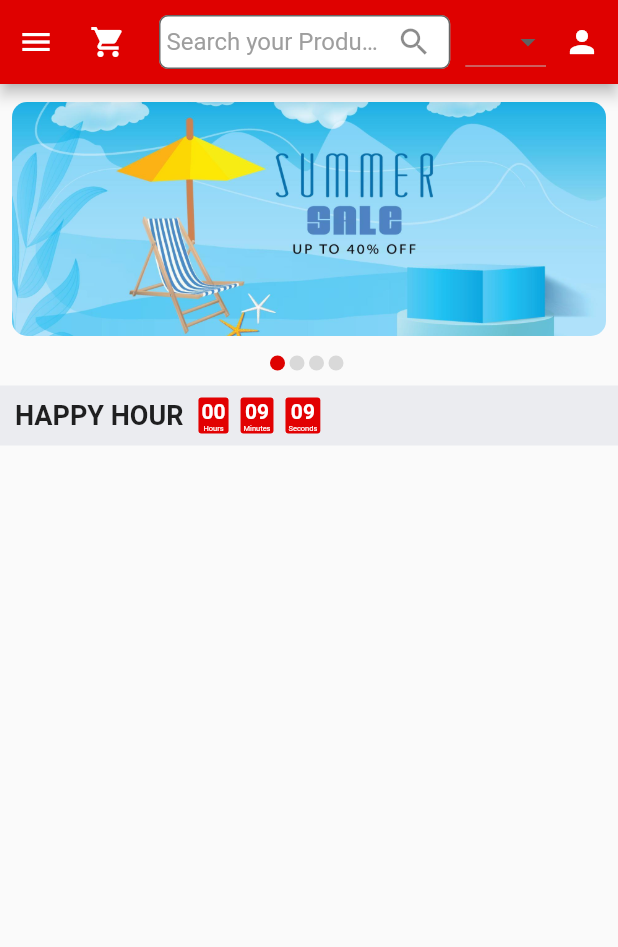
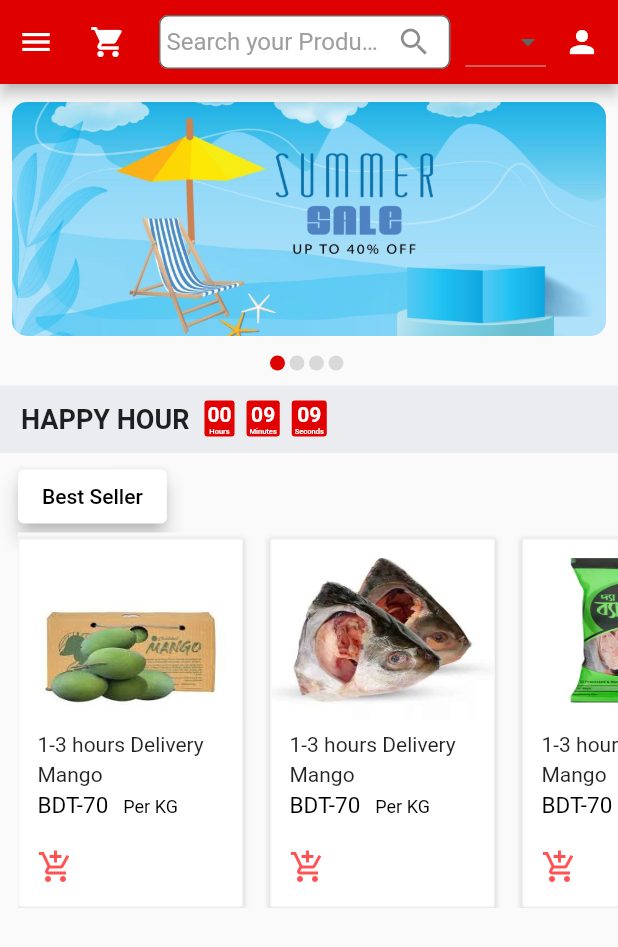
Before and after one commit to SouravBarman001/flutter-ecommerce-project, a Flutter app: the screen it shows after launch, after a tap on "Login", on a phone screen of 412 x 824 dp. Shown: the top 947 px of the screen. Run offline on Flutter 3.47's test engine with Material 2 defaults, Android fonts, the phone set to English and light mode, and no system bars; our stand-ins replace smooth_page_indicator.

Commit message:
best seller added with products

```diff
--- a/lib/pages/auth/login_page.dart
+++ b/lib/pages/auth/login_page.dart
@@ -1,6 +1,6 @@
 import 'package:flutter/material.dart';
 
-import '../../../widgets/login_page_content.dart';
+import '../../widgets/content/login_page_content.dart';
 
 class LoginPage extends StatefulWidget {
   const LoginPage({super.key});
--- a/lib/pages/general/home_page.dart
+++ b/lib/pages/general/home_page.dart
@@ -1,9 +1,10 @@
 import 'package:flutter/material.dart';
 
 import '../../widgets/appbar_action_widgets.dart';
+import '../../widgets/best_seller.dart';
 import '../../widgets/happy_hour.dart';
 import '../../widgets/slider_widgets.dart';
-import '../../widgets/count_down_timer.dart';
+import '../../widgets/content/count_down_timer.dart';
 
 
 class HomePage extends StatefulWidget {
@@ -44,8 +45,9 @@ class _HomePageState extends State<HomePage> {
                 SliderWidgets(),
                 SizedBox(height: 10,),
                 HappyHourTime(),
-                SizedBox(height: 20,),
-
+                SizedBox(height: 5,),
+                // Bestsellers
+                BestSeller(),
               ],
             ),
           ),
--- /dev/null
+++ b/lib/widgets/best_seller.dart
@@ -0,0 +1,169 @@
+import 'package:flutter/material.dart';
+import 'package:smooth_page_indicator/smooth_page_indicator.dart';
+class BestSeller extends StatefulWidget {
+  const BestSeller({super.key});
+
+  @override
+  State<BestSeller> createState() => _BestSellerState();
+}
+
+class _BestSellerState extends State<BestSeller> {
+
+  int currentIndex = 0;
+  List <String> productsImages = [
+    'images/products/product1.jpeg',
+    'images/products/product2.jpeg',
+    'images/products/product3.webp',
+    'images/products/product4.webp',
+  ];
+  final ScrollController scrollController = ScrollController();
+
+  @override
+  Widget build(BuildContext context) {
+    return Container(
+      padding: const EdgeInsets.only(
+        left: 12,
+      ),
+      child: Column(
+        children: [
+          Row(
+            children: [
+              ElevatedButton(
+                style: ElevatedButton.styleFrom(
+                  backgroundColor: Colors.white,
+                  elevation: 5,
+                ),
+                onPressed: () {
+                  // Add your onPressed function here
+                },
+                child: const Text(
+                  'Best Seller',
+                  style: TextStyle(color: Colors.black),
+                ),
+              ),
+            ],
+          ),
+          Container(
+            color: const Color(0xfffafafa),
+            height: 250,
+            child: RawScrollbar(
+              controller: scrollController,
+              thumbColor: Colors.redAccent,
+              radius: const Radius.circular(8),
+              crossAxisMargin: 2,
+              child: ListView.builder(
+
+                scrollDirection: Axis.horizontal,
+                itemCount: productsImages.length,
+                itemBuilder: (context, index) {
+                  return Container(
+                    decoration: BoxDecoration(
+                      color: Colors.white,
+                      borderRadius: BorderRadius.circular(2),
+                      border: Border.all(
+                        color: Colors.grey.withOpacity(0.1),
+                        width: 1,
+                      ),
+                      boxShadow: [
+                        BoxShadow(
+                          color: Colors.grey.withOpacity(0.3),
+                          spreadRadius: 1,
+                          blurRadius: 2,
+                          offset: const Offset(0, 1),
+                        ),
+                      ],
+                    ),
+                    margin: const EdgeInsets.only(top: 4,right: 18),
+                    // color: Colors.grey,
+                    width: 150,
+                    // height: 120,
+                    child: Column(
+                      crossAxisAlignment: CrossAxisAlignment.start,
+                      children: [
+                        SizedBox(
+                          height: 120,
+                          width: 150,
+                          child: ClipRRect(
+                            // borderRadius: BorderRadius.circular(10), // Adjust the radius value as per your preference
+                            child: Image.asset(
+                              productsImages[index],
+                              fit: BoxFit.fill,
+                            ),
+                          ),
+                        ),
+                        Padding(
+                          padding: const EdgeInsets.symmetric(
+                              horizontal: 12, vertical: 8),
+                          child: Column(
+                            crossAxisAlignment: CrossAxisAlignment.start,
+                            children: [
+                              const Text('1-3 hours Delivery'),
+                              const SizedBox(
+                                height: 4,
+                              ),
+                              const Text('Mango'),
+                              const SizedBox(
+                                height: 4,
+                              ),
+                              RichText(
+                                  text: const TextSpan(
+                                      text: 'BDT-70',
+                                      style: TextStyle(
+                                          fontSize: 15, color: Colors.black),
+                                      children: [
+                                    WidgetSpan(
+                                      child: SizedBox(
+                                          width:
+                                              10), // Adjust the width as needed for the desired spacing
+                                    ),
+                                    TextSpan(
+                                        text: 'Per KG',
+                                        style: TextStyle(
+                                          fontSize: 12,
+                                        ))
+                                  ])),
+                            ],
+                          ),
+                        ),
+                        IconButton(onPressed: (){}, icon: const Icon(Icons.add_shopping_cart_outlined),color: Colors.redAccent,),
+                      ],
+                    ),
+                  );
+
+                },
+              ),
+
+            ),
+
+          ),
+          const SizedBox(height: 10,),
+          // Row(
+          //   mainAxisAlignment: MainAxisAlignment.center,
+          //   children: [
+          //     for(var i = 0;i<productsImages.length;i++)
+          //       buildIndicator(currentIndex == i)
+          //   ],
+          // ),
+
+        ],
+      ),
+
+    );
+
+  }
+
+  // Widget buildIndicator(bool isSelected){
+  //   return Padding(
+  //     padding: const EdgeInsets.only(right: 3),
+  //     child: Container(
+  //       height: isSelected ? 10 : 10,
+  //       width: isSelected ? 10 : 10,
+  //       decoration: BoxDecoration(
+  //           shape: BoxShape.circle,
+  //           color: isSelected ? const Color(0xffde0201) : const Color(0xffd9d9d9)
+  //       ),
+  //     ),
+  //   );
+  // }
+
+}
--- a/lib/widgets/count_down_timer.dart
+++ b/lib/widgets/content/count_down_timer.dart
@@ -95,7 +95,7 @@ class _CountDownTimerState extends State<CountDownTimer> {
                  ),
                ),
                Text(header,style: const TextStyle(
-                 fontSize: 5,color: Colors.white,
+                 fontSize: 5,color: Colors.white,fontWeight: FontWeight.w500,
                ),),
              ],
            ),
--- a/lib/widgets/login_page_content.dart
+++ b/lib/widgets/content/login_page_content.dart
@@ -1,6 +1,6 @@
 import 'package:flutter/material.dart';
 
-import '../pages/general/home_page.dart';
+import '../../pages/general/home_page.dart';
 
 
 class LoginPageContent extends StatefulWidget {
--- a/lib/widgets/happy_hour.dart
+++ b/lib/widgets/happy_hour.dart
@@ -1,6 +1,6 @@
 import 'package:flutter/material.dart';
 
-import 'count_down_timer.dart';
+import 'content/count_down_timer.dart';
 
 class HappyHourTime extends StatefulWidget {
   const HappyHourTime({super.key});
@@ -13,8 +13,8 @@ class _HappyHourTimeState extends State<HappyHourTime> {
   @override
   Widget build(BuildContext context) {
     return  Container(
-      padding: const EdgeInsets.only(left: 10,),
-       height: 40,
+      padding: const EdgeInsets.only(left: 14,),
+       height: 45,
        width: double.infinity,
       color: const Color(0xffebecf0),
       child:  const Row(
@@ -24,7 +24,7 @@ class _HappyHourTimeState extends State<HappyHourTime> {
         fontWeight: FontWeight.w600,
         ),),
           Padding(
-            padding: EdgeInsets.only(top: 8,left: 10),
+            padding: EdgeInsets.only(top: 10,left: 10),
             child: CountDownTimer(),
           ),
         ],
--- a/lib/widgets/slider_widgets.dart
+++ b/lib/widgets/slider_widgets.dart
@@ -47,7 +47,7 @@ class _SliderWidgetsState extends State<SliderWidgets> {
                   fit: BoxFit.cover,
                 ),
               ),
-            )
+            ),
 
           );
         },
@@ -62,7 +62,7 @@ class _SliderWidgetsState extends State<SliderWidgets> {
                 buildIndicator(currentIndex == i)
 
           ],
-        )
+        ),
     ],
     );
   }
--- a/pubspec.yaml
+++ b/pubspec.yaml
@@ -35,6 +35,7 @@ dependencies:
   # The following adds the Cupertino Icons font to your application.
   # Use with the CupertinoIcons class for iOS style icons.
   cupertino_icons: ^1.0.2
+  smooth_page_indicator: ^1.1.0
 
 dev_dependencies:
   flutter_test:
@@ -62,6 +63,7 @@ flutter:
   assets:
     - images/
     - images/banner/
+    - images/products/
   #   - images/a_dot_ham.jpeg
 
   # An image asset can refer to one or more resolution-specific "variants", see
```
Also changed, not shown: images/products/product1.jpeg (added), images/products/product2.jpeg (added), images/products/product3.webp (added), images/products/product4.webp (added), pubspec.lock.
